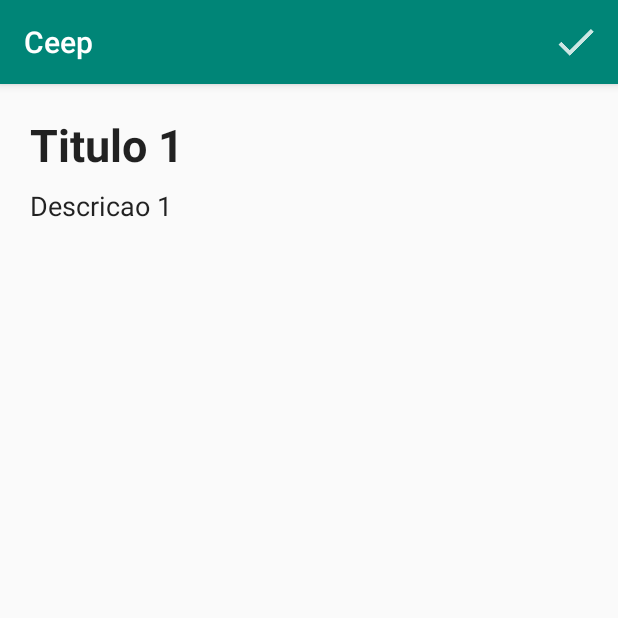
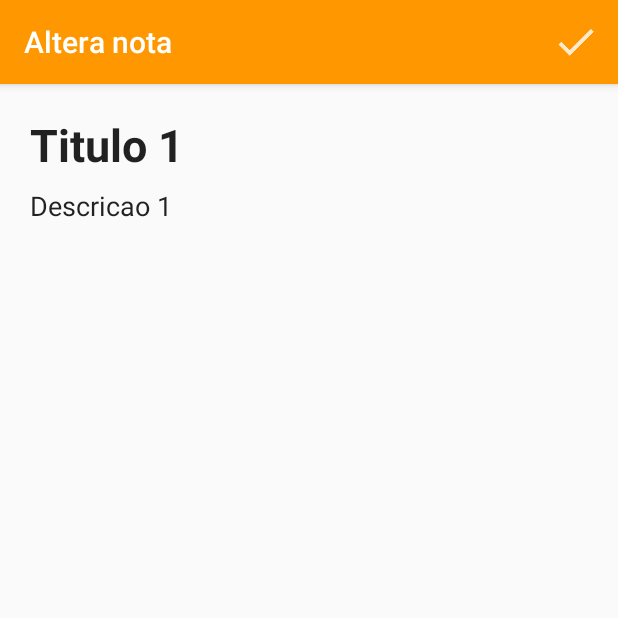
Before and after one commit to alexmdo/ceep, an Android app: the screen it shows after launch (FormularioNotaActivity), after a tap on an icon or button, on a phone screen of 412 x 824 dp, the top half of it. Run offline under Robolectric (Android 15) with nearby library versions, the phone set to English and light mode, and no system bars.

```diff
--- a/app/src/main/java/br/com/alura/ceep/ui/activity/FormularioNotaActivity.java
+++ b/app/src/main/java/br/com/alura/ceep/ui/activity/FormularioNotaActivity.java
@@ -17,6 +17,8 @@ import static br.com.alura.ceep.Constantes.NotasActivity.EXTRA_POSICAO_DEFAULT_V
 
 public class FormularioNotaActivity extends AppCompatActivity {
 
+    public static final String INSERE_NOTA_APPBAR_TITLE = "Insere nota";
+    public static final String ALTERA_NOTA_APPBAR_TITLE = "Altera nota";
     private EditText notaTituloView;
     private EditText notaDescricaoView;
     private int posicaoSelecionada = EXTRA_POSICAO_DEFAULT_VALUE;
@@ -26,10 +28,14 @@ public class FormularioNotaActivity extends AppCompatActivity {
         super.onCreate(savedInstanceState);
         setContentView(R.layout.activity_formulario_nota);
 
+        setTitle(INSERE_NOTA_APPBAR_TITLE);
+
         recuperarCamposFormulario();
 
         Intent intent = getIntent();
         if (intent.hasExtra(EXTRA_NOTA)) {
+            setTitle(ALTERA_NOTA_APPBAR_TITLE);
+
             posicaoSelecionada = intent.getIntExtra(EXTRA_POSICAO, EXTRA_POSICAO_DEFAULT_VALUE);
 
             Nota nota = (Nota) intent.getSerializableExtra(EXTRA_NOTA);
--- a/app/src/main/java/br/com/alura/ceep/ui/activity/ListaNotasActivity.java
+++ b/app/src/main/java/br/com/alura/ceep/ui/activity/ListaNotasActivity.java
@@ -28,6 +28,7 @@ import static br.com.alura.ceep.Constantes.NotasActivity.REQUEST_CODE_INSERIR_NO
 
 public class ListaNotasActivity extends AppCompatActivity {
 
+    public static final String NOTAS_TITULO_APPBAR = "Notas";
     private ListaNotasAdapter listaNotasAdapter;
     private List<Nota> todasNotas;
 
@@ -35,6 +36,8 @@ public class ListaNotasActivity extends AppCompatActivity {
     protected void onCreate(Bundle savedInstanceState) {
         super.onCreate(savedInstanceState);
         setContentView(R.layout.activity_lista_notas);
+
+        setTitle(NOTAS_TITULO_APPBAR);
 
         todasNotas = obterTodasNotasMockada();
         configurarRecyclerView(todasNotas);
@@ -83,7 +86,7 @@ public class ListaNotasActivity extends AppCompatActivity {
     }
 
     private boolean isResultadoDaAlteracaoDeNota(int requestCode, @Nullable Intent data) {
-        return requestCode == REQUEST_CODE_ALTERAR_NOTA && data.hasExtra(EXTRA_NOTA) && data.hasExtra(EXTRA_POSICAO);
+        return data != null && requestCode == REQUEST_CODE_ALTERAR_NOTA && data.hasExtra(EXTRA_NOTA) && data.hasExtra(EXTRA_POSICAO);
     }
 
     private void inserirNotaEAtualizarAdapter(@Nullable Intent data) {
@@ -96,7 +99,7 @@ public class ListaNotasActivity extends AppCompatActivity {
     }
 
     private boolean isResultadoDaInclusaoDeNota(int requestCode, @Nullable Intent data) {
-        return requestCode == REQUEST_CODE_INSERIR_NOTA && data.hasExtra(EXTRA_NOTA);
+        return data != null && requestCode == REQUEST_CODE_INSERIR_NOTA && data.hasExtra(EXTRA_NOTA);
     }
 
     private void configurarRecyclerView(List<Nota> listaNotas) {
--- a/app/src/main/res/values/colors.xml
+++ b/app/src/main/res/values/colors.xml
@@ -1,6 +1,6 @@
 <?xml version="1.0" encoding="utf-8"?>
 <resources>
-    <color name="colorPrimary">#008577</color>
-    <color name="colorPrimaryDark">#00574B</color>
-    <color name="colorAccent">#D81B60</color>
+    <color name="colorPrimary">#ff9800</color>
+    <color name="colorPrimaryDark">#c66900</color>
+    <color name="colorAccent">#000000</color>
 </resources>
```
Also changed, not shown: app/src/main/java/br/com/alura/ceep/recyclerview/adapter/ListaNotasAdapter.java (+11 -11 lines).
